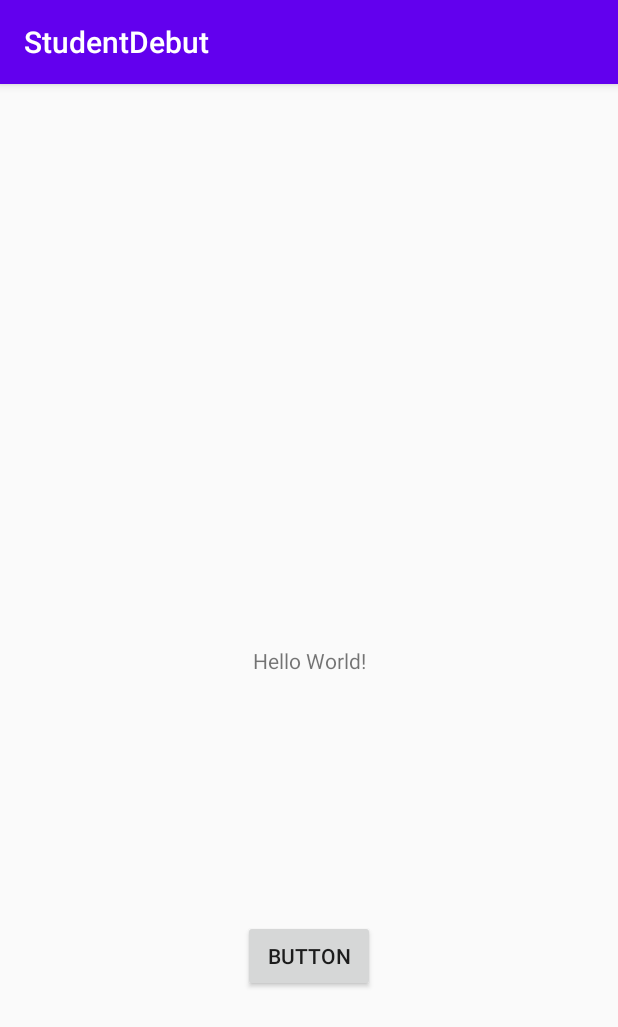
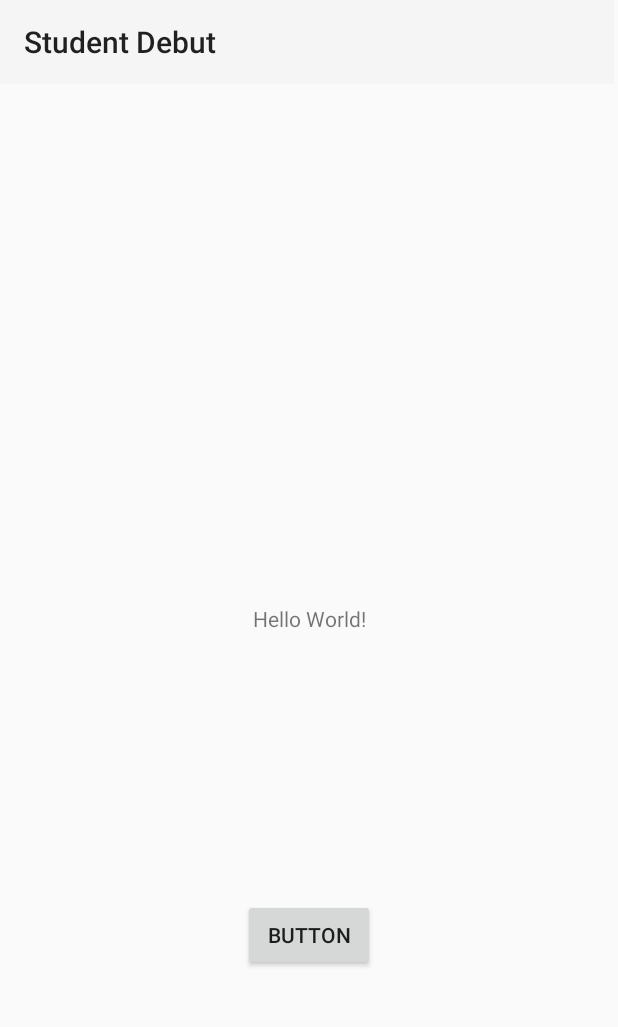
Before and after one commit to marijal74/Student-Debut, an Android app: the screen it shows after launch (MainActivity), on a phone screen of 412 x 824 dp. Shown: the top 1027 px of the screen. Run offline under Robolectric (Android 15) with nearby library versions, the phone set to English and light mode, and no system bars.

Commit message:
Popravljen toolbar

```diff
--- a/StudentDebut/app/src/main/AndroidManifest.xml
+++ b/StudentDebut/app/src/main/AndroidManifest.xml
@@ -10,7 +10,7 @@
         android:label="@string/app_name"
         android:roundIcon="@mipmap/ic_launcher_round"
         android:supportsRtl="true"
-        android:theme="@style/AppTheme">
+        android:theme="@style/Theme.AppCompat.Light.NoActionBar">
 
         <activity android:name=".MainActivity">
             <intent-filter>
--- a/StudentDebut/app/src/main/java/com/example/studentdebut/ListOfJobs.kt
+++ b/StudentDebut/app/src/main/java/com/example/studentdebut/ListOfJobs.kt
@@ -12,6 +12,7 @@ import com.example.studentdebut.Common.HTTPDataHandler
 import com.example.studentdebut.Model.RSSObject
 import com.google.gson.Gson
 import kotlinx.android.synthetic.main.activity_list_of_jobs.*
+import kotlinx.android.synthetic.main.activity_main.*
 import kotlinx.coroutines.*
 import kotlinx.coroutines.Dispatchers.Default
 import kotlinx.coroutines.Dispatchers.IO
@@ -31,8 +32,8 @@ class ListOfJobs : AppCompatActivity()  {
         super.onCreate(savedInstanceState)
         setContentView(R.layout.activity_list_of_jobs)
 
-        toolbar.title="NEWS"
-        //setSupportActionBar(toolbar)
+        toolbar_listofjobs.title="NEWS"
+        setSupportActionBar(toolbar_listofjobs)
 
 
         //postavlja RecyclerView
--- a/StudentDebut/app/src/main/res/layout/activity_main.xml
+++ b/StudentDebut/app/src/main/res/layout/activity_main.xml
@@ -26,4 +26,15 @@
         app:layout_constraintStart_toStartOf="parent"
         app:layout_constraintTop_toBottomOf="@+id/textView" />
 
+    <androidx.appcompat.widget.Toolbar
+        android:id="@+id/toolbar"
+        android:layout_width="409dp"
+        android:layout_height="wrap_content"
+        android:background="?attr/colorPrimary"
+        android:minHeight="?attr/actionBarSize"
+        android:theme="?attr/actionBarTheme"
+        app:title="Student Debut"
+        tools:layout_editor_absoluteX="1dp"
+        tools:layout_editor_absoluteY="1dp" />
+
 </androidx.constraintlayout.widget.ConstraintLayout>
```
Also changed, not shown: StudentDebut/app/src/main/res/layout/activity_list_of_jobs.xml (+9 -13 lines).
